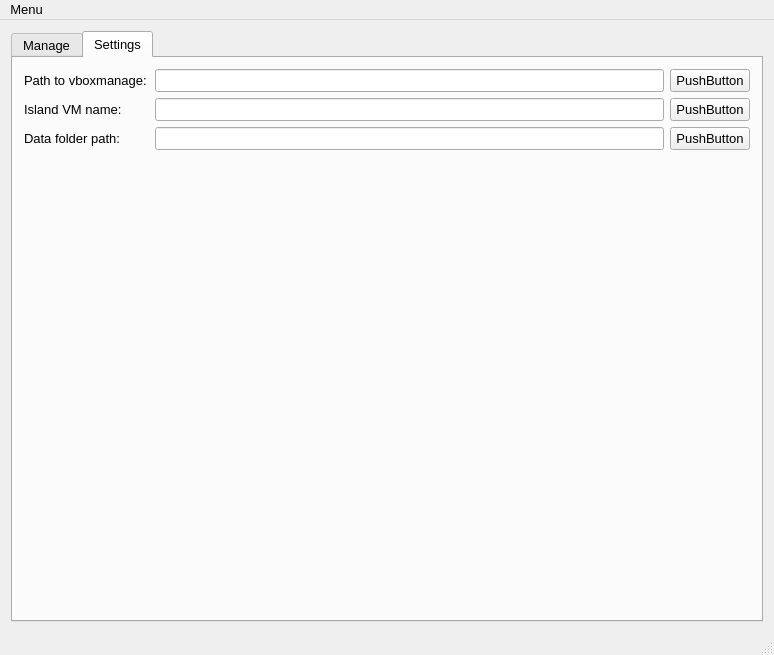
This is mac-manager/forms/mainwindow.ui in viocost/islands as Qt 5 draws it before an edit. The edited form follows.
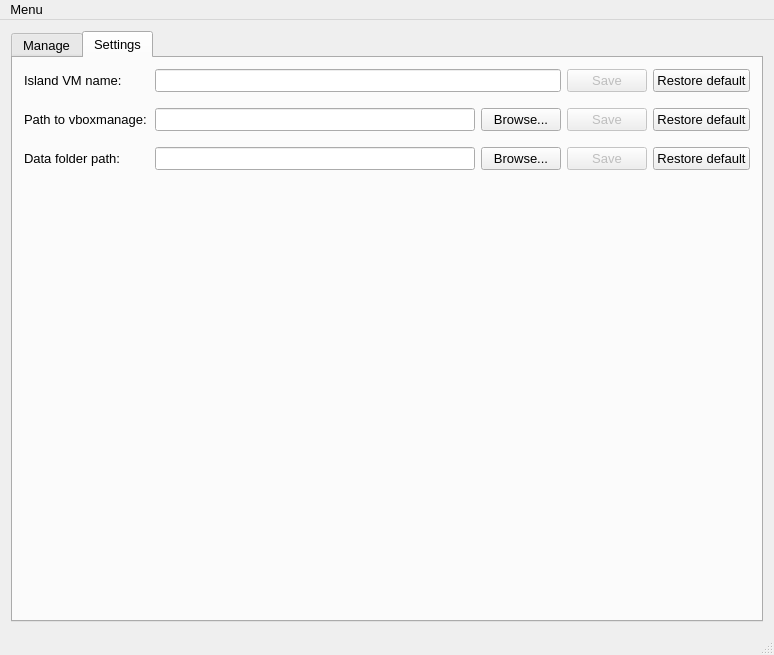
This is the edited form. The open tabs and pages were chosen to show the change. Icons and pictures are not drawn.

Patch:
```diff
--- a/mac-manager/forms/mainwindow.ui
+++ b/mac-manager/forms/mainwindow.ui
@@ -525,42 +525,11 @@
         <string>Settings</string>
        </attribute>
        <layout class="QVBoxLayout" name="verticalLayout_7">
-        <item>
-         <layout class="QHBoxLayout" name="horizontalLayout_11">
-          <item>
-           <widget class="QLabel" name="vboxmanagePathLabel">
-            <property name="minimumSize">
-             <size>
-              <width>125</width>
-              <height>0</height>
-             </size>
-            </property>
-            <property name="text">
-             <string>Path to vboxmanage:</string>
-            </property>
-           </widget>
-          </item>
-          <item>
-           <widget class="QLineEdit" name="vboxmanagePathLineEdit">
-            <property name="minimumSize">
-             <size>
-              <width>300</width>
-              <height>0</height>
-             </size>
-            </property>
-           </widget>
-          </item>
-          <item>
-           <widget class="QPushButton" name="pushButton_2">
-            <property name="text">
-             <string>PushButton</string>
-            </property>
-           </widget>
-          </item>
-         </layout>
-        </item>
         <item>
          <layout class="QHBoxLayout" name="horizontalLayout_10">
+          <property name="bottomMargin">
+           <number>10</number>
+          </property>
           <item>
            <widget class="QLabel" name="vMnameLabel">
             <property name="minimumSize">
@@ -585,9 +554,89 @@
            </widget>
           </item>
           <item>
-           <widget class="QPushButton" name="pushButton">
+           <widget class="QPushButton" name="vmnameSave">
+            <property name="enabled">
+             <bool>false</bool>
+            </property>
             <property name="text">
-             <string>PushButton</string>
+             <string>Save</string>
+            </property>
+            <property name="icon">
+             <iconset resource="resources.qrc">
+              <normaloff>:/images/yes</normaloff>:/images/yes</iconset>
+            </property>
+           </widget>
+          </item>
+          <item>
+           <widget class="QPushButton" name="vmnameDefault">
+            <property name="text">
+             <string>Restore default</string>
+            </property>
+            <property name="icon">
+             <iconset resource="resources.qrc">
+              <normaloff>:/images/reload</normaloff>:/images/reload</iconset>
+            </property>
+           </widget>
+          </item>
+         </layout>
+        </item>
+        <item>
+         <layout class="QHBoxLayout" name="horizontalLayout_11">
+          <property name="bottomMargin">
+           <number>10</number>
+          </property>
+          <item>
+           <widget class="QLabel" name="vboxmanagePathLabel">
+            <property name="minimumSize">
+             <size>
+              <width>125</width>
+              <height>0</height>
+             </size>
+            </property>
+            <property name="text">
+             <string>Path to vboxmanage:</string>
+            </property>
+           </widget>
+          </item>
+          <item>
+           <widget class="QLineEdit" name="vboxmanagePathLineEdit">
+            <property name="minimumSize">
+             <size>
+              <width>300</width>
+              <height>0</height>
+             </size>
+            </property>
+           </widget>
+          </item>
+          <item>
+           <widget class="QPushButton" name="vboxmanageSelectPath">
+            <property name="text">
+             <string>Browse...</string>
+            </property>
+           </widget>
+          </item>
+          <item>
+           <widget class="QPushButton" name="vboxmanageSave">
+            <property name="enabled">
+             <bool>false</bool>
+            </property>
+            <property name="text">
+             <string>Save</string>
+            </property>
+            <property name="icon">
+             <iconset resource="resources.qrc">
+              <normaloff>:/images/yes</normaloff>:/images/yes</iconset>
+            </property>
+           </widget>
+          </item>
+          <item>
+           <widget class="QPushButton" name="vboxmanageDefault">
+            <property name="text">
+             <string>Restore default</string>
+            </property>
+            <property name="icon">
+             <iconset resource="resources.qrc">
+              <normaloff>:/images/reload</normaloff>:/images/reload</iconset>
             </property>
            </widget>
           </item>
@@ -595,6 +644,9 @@
         </item>
         <item>
          <layout class="QHBoxLayout" name="horizontalLayout_12">
+          <property name="bottomMargin">
+           <number>10</number>
+          </property>
           <item>
            <widget class="QLabel" name="label_2">
             <property name="minimumSize">
@@ -614,7 +666,32 @@
           <item>
            <widget class="QPushButton" name="pushButton_3">
             <property name="text">
-             <string>PushButton</string>
+             <string>Browse...</string>
+            </property>
+           </widget>
+          </item>
+          <item>
+           <widget class="QPushButton" name="dfSave">
+            <property name="enabled">
+             <bool>false</bool>
+            </property>
+            <property name="text">
+             <string>Save</string>
+            </property>
+            <property name="icon">
+             <iconset resource="resources.qrc">
+              <normaloff>:/images/yes</normaloff>:/images/yes</iconset>
+            </property>
+           </widget>
+          </item>
+          <item>
+           <widget class="QPushButton" name="dfDefault">
+            <property name="text">
+             <string>Restore default</string>
+            </property>
+            <property name="icon">
+             <iconset resource="resources.qrc">
+              <normaloff>:/images/reload</normaloff>:/images/reload</iconset>
             </property>
            </widget>
           </item>
```
Left out of the diff: 8 changed lines with no effect on the pictures.
